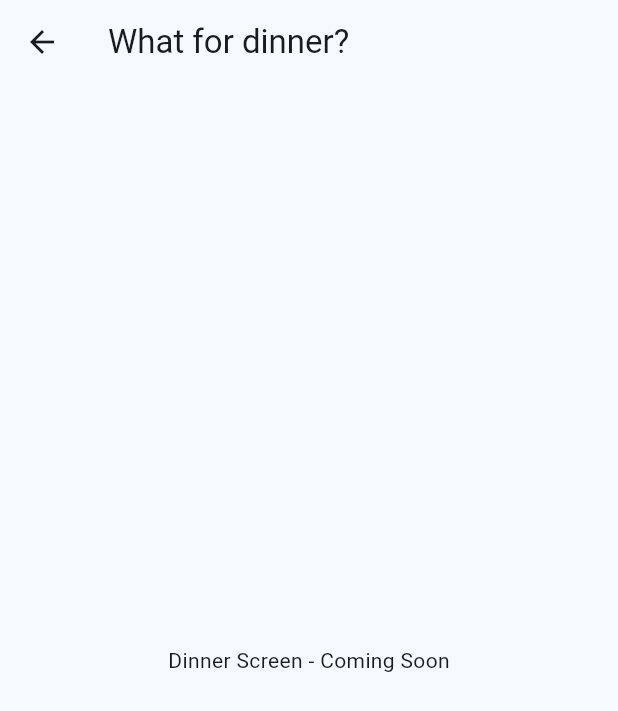
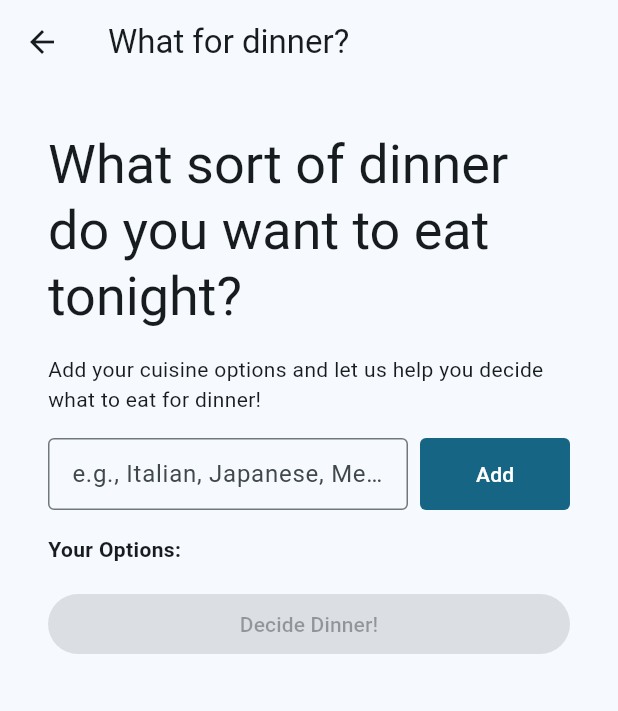
Before and after one commit to SuicaLondon/suica-no-toy-box-flutter, a Flutter app: the screen it shows after launch, after a tap on "What for dinner?", on a phone screen of 412 x 824 dp. Shown: the top 711 px of the screen. Run offline on Flutter 3.47's test engine with Material 3 defaults, Android fonts, the light colour scheme and no system bars; drawn by our look-alikes of flutter_form_builder; our stand-ins replace dio, flutter_bloc, flutter_fortune_wheel, form_builder_validators, freezed_annotation, go_router; network calls fail.

Commit message:
feat: complete the draft of the dinner selection page

```diff
--- a/lib/router/router.dart
+++ b/lib/router/router.dart
@@ -2,7 +2,7 @@ import 'package:flutter_bloc/flutter_bloc.dart';
 import 'package:go_router/go_router.dart';
 import 'package:suica_no_toy_box_flutter/cubits/sponsor/sponsor_cubit.dart';
 import 'package:suica_no_toy_box_flutter/cubits/translate/translate_cubit.dart';
-import 'package:suica_no_toy_box_flutter/screens/dinner_screen.dart';
+import 'package:suica_no_toy_box_flutter/screens/dinner/dinner_screen.dart';
 import 'package:suica_no_toy_box_flutter/screens/duration_board_screen.dart';
 import 'package:suica_no_toy_box_flutter/screens/home_screen.dart';
 import 'package:suica_no_toy_box_flutter/screens/sponsor/sponsor_screen.dart';
--- /dev/null
+++ b/lib/screens/dinner/dinner_screen.dart
@@ -0,0 +1,152 @@
+import 'dart:async';
+import 'dart:math';
+
+import 'package:flutter/material.dart';
+import 'package:flutter_form_builder/flutter_form_builder.dart';
+import 'package:form_builder_validators/form_builder_validators.dart';
+import 'package:suica_no_toy_box_flutter/constants/dimensions.dart';
+import 'package:suica_no_toy_box_flutter/screens/dinner/selection_chips.dart';
+import 'package:suica_no_toy_box_flutter/screens/dinner/selection_wheel.dart';
+
+class DinnerScreen extends StatefulWidget {
+  const DinnerScreen({super.key});
+
+  @override
+  State<DinnerScreen> createState() => _DinnerScreenState();
+}
+
+class _DinnerScreenState extends State<DinnerScreen> {
+  final _formKey = GlobalKey<FormBuilderState>();
+  final ValueNotifier<Set<String>> _options = ValueNotifier(<String>{});
+  final StreamController<int> _selected = StreamController<int>();
+
+  @override
+  void dispose() {
+    _selected.close();
+    _options.dispose();
+    super.dispose();
+  }
+
+  void _addOption() {
+    if (_formKey.currentState?.saveAndValidate() ?? false) {
+      final text =
+          _formKey.currentState!.fields['option']!.value.toString().trim();
+      if (text.isNotEmpty && !_options.value.contains(text)) {
+        _options.value = Set.from(_options.value)..add(text);
+        _formKey.currentState?.fields['option']?.reset();
+      }
+    }
+  }
+
+  void _removeOption(String option) {
+    _options.value = Set.from(_options.value)..remove(option);
+  }
+
+  void _spinWheel() {
+    if (_options.value.length > 1) {
+      final random = Random();
+      final index = random.nextInt(_options.value.length);
+      _selected.add(index);
+    }
+  }
+
+  @override
+  Widget build(BuildContext context) {
+    return Scaffold(
+      appBar: AppBar(
+        leading: const BackButton(),
+        title: const Text('What for dinner?'),
+      ),
+      body: Container(
+        margin: const EdgeInsets.all(Dimensions.md),
+        padding: const EdgeInsets.all(Dimensions.md),
+        decoration: BoxDecoration(
+          color: Theme.of(context).colorScheme.surface,
+          borderRadius: BorderRadius.circular(Dimensions.md),
+        ),
+        child: Column(
+          spacing: Dimensions.md,
+          crossAxisAlignment: CrossAxisAlignment.start,
+          children: [
+            Text(
+              'What sort of dinner do you want to eat tonight?',
+              style: Theme.of(context).textTheme.displaySmall,
+            ),
+            const Text(
+                'Add your cuisine options and let us help you decide what to eat for dinner!'),
+            FormBuilder(
+              key: _formKey,
+              child: Row(
+                spacing: Dimensions.sm,
+                mainAxisSize: MainAxisSize.min,
+                children: [
+                  Expanded(
+                    child: FormBuilderTextField(
+                      name: 'option',
+                      decoration: const InputDecoration(
+                        hintText: 'e.g., Italian, Japanese, Mexican...',
+                        border: OutlineInputBorder(),
+                        isDense: true,
+                      ),
+                      validator: FormBuilderValidators.compose([
+                        FormBuilderValidators.required(),
+                        FormBuilderValidators.minLength(2),
+                      ]),
+                      onSubmitted: (_) => _addOption(),
+                    ),
+                  ),
+                  FilledButton(
+                    onPressed: _addOption,
+                    style: FilledButton.styleFrom(
+                      minimumSize: const Size(100, 48),
+                      shape: RoundedRectangleBorder(
+                        borderRadius: BorderRadius.circular(Dimensions.xs),
+                      ),
+                    ),
+                    child: const Text('Add'),
+                  ),
+                ],
+              ),
+            ),
+            RepaintBoundary(
+              child: ValueListenableBuilder(
+                valueListenable: _options,
+                builder: (context, options, _) => SelectionChips(
+                  options: options.toList(),
+                  onRemove: _removeOption,
+                ),
+              ),
+            ),
+            SizedBox(
+              width: double.infinity,
+              child: RepaintBoundary(
+                child: ValueListenableBuilder(
+                  valueListenable: _options,
+                  builder: (context, options, child) => ElevatedButton(
+                    onPressed: options.length > 1 ? _spinWheel : null,
+                    child: child,
+                  ),
+                  child: const Text('Decide Dinner!'),
+                ),
+              ),
+            ),
+            SizedBox(
+              height: 300,
+              child: RepaintBoundary(
+                child: ValueListenableBuilder(
+                  valueListenable: _options,
+                  builder: (context, options, _) {
+                    return SelectionWheel(
+                      options: options,
+                      selected: _selected.stream,
+                    );
+                  },
+                ),
+              ),
+            ),
+          ],
+        ),
+      ),
+    );
+  }
+}
--- /dev/null
+++ b/lib/screens/dinner/selection_chips.dart
@@ -0,0 +1,32 @@
+import 'package:flutter/material.dart';
+
+class SelectionChips extends StatelessWidget {
+  const SelectionChips({
+    super.key,
+    required this.options,
+    required this.onRemove,
+  });
+  final List<String> options;
+  final Function(String) onRemove;
+
+  @override
+  Widget build(BuildContext context) {
+    return Column(
+      children: [
+        const Text(
+          'Your Options:',
+          style: TextStyle(fontWeight: FontWeight.bold),
+        ),
+        Wrap(
+          spacing: 8,
+          children: options
+              .map((option) => Chip(
+                    label: Text(option),
+                    onDeleted: () => onRemove(option),
+                  ))
+              .toList(),
+        ),
+      ],
+    );
+  }
+}
--- /dev/null
+++ b/lib/screens/dinner/selection_wheel.dart
@@ -0,0 +1,40 @@
+import 'package:flutter/material.dart';
+import 'package:flutter_fortune_wheel/flutter_fortune_wheel.dart';
+
+class SelectionWheel extends StatelessWidget {
+  const SelectionWheel({
+    super.key,
+    required this.options,
+    required this.selected,
+  });
+  final Set<String> options;
+  final Stream<int> selected;
+
+  @override
+  Widget build(BuildContext context) {
+    if (options.length <= 1) return const SizedBox.shrink();
+    final optionsList = options.toList();
+    return FortuneWheel(
+      selected: selected,
+      items: options.map((option) {
+        final color = Colors
+            .primaries[optionsList.indexOf(option) % Colors.primaries.length];
+        return FortuneItem(
+          child: Text(option),
+          style: FortuneItemStyle(
+            color: color,
+            borderColor: Colors.transparent,
+          ),
+        );
+      }).toList(),
+      indicators: <FortuneIndicator>[
+        FortuneIndicator(
+          alignment: Alignment.topCenter,
+          child: TriangleIndicator(
+            color: Theme.of(context).colorScheme.primary,
+          ),
+        ),
+      ],
+    );
+  }
+}
--- a/lib/screens/dinner_screen.dart
+++ /dev/null
@@ -1,20 +0,0 @@
-import 'package:flutter/material.dart';
-
-class DinnerScreen extends StatelessWidget {
-  const DinnerScreen({super.key});
-
-  @override
-  Widget build(BuildContext context) {
-    return Scaffold(
-      appBar: AppBar(
-        leading: const BackButton(),
-        title: const Text(
-          'What for dinner?',
-        ),
-      ),
-      body: const Center(
-        child: Text('Dinner Screen - Coming Soon'),
-      ),
-    );
-  }
-}
--- a/pubspec.yaml
+++ b/pubspec.yaml
@@ -34,12 +34,13 @@ dependencies:
   go_router: ^13.2.0
   flutter_form_builder: ^10.0.1
   form_builder_validators: ^11.1.2
-  intl: ^0.19.0
+  intl: ^0.20.2
   flutter_bloc: ^9.1.1
   freezed_annotation: ^2.4.1
   json_annotation: ^4.8.1
   dio: ^5.4.1
   url_launcher: ^6.3.1
+  flutter_fortune_wheel: ^1.3.2
 
   # The following adds the Cupertino Icons font to your application.
   # Use with the CupertinoIcons class for iOS style icons.
```
Also changed, not shown: pubspec.lock, 1 other file.
